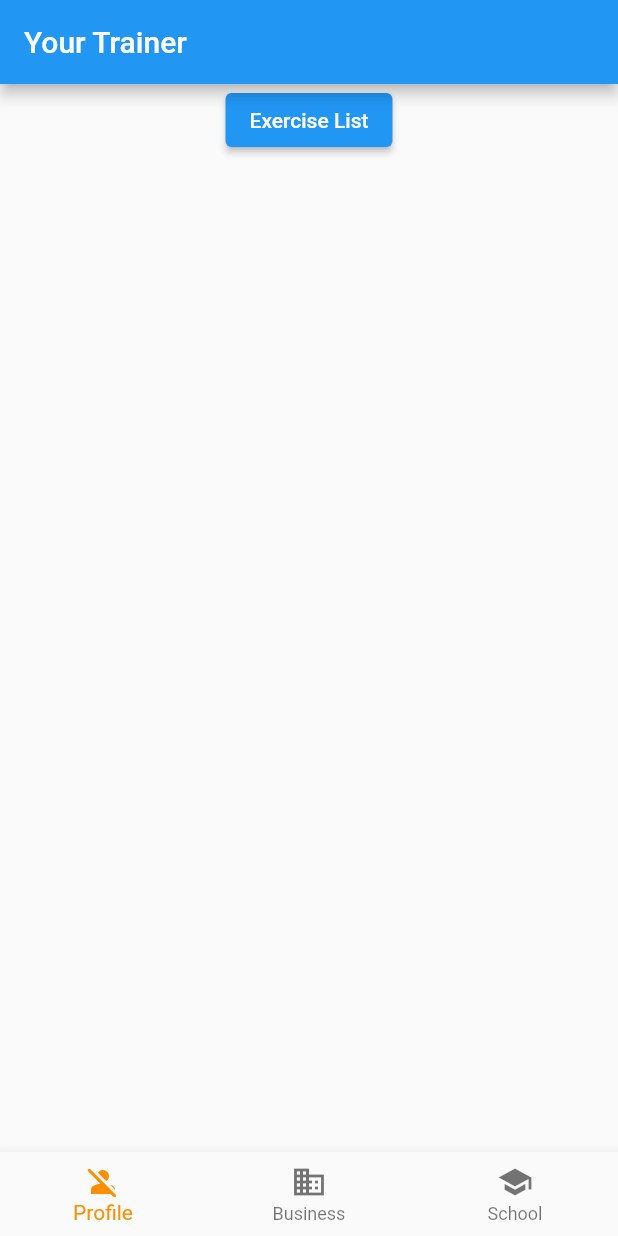
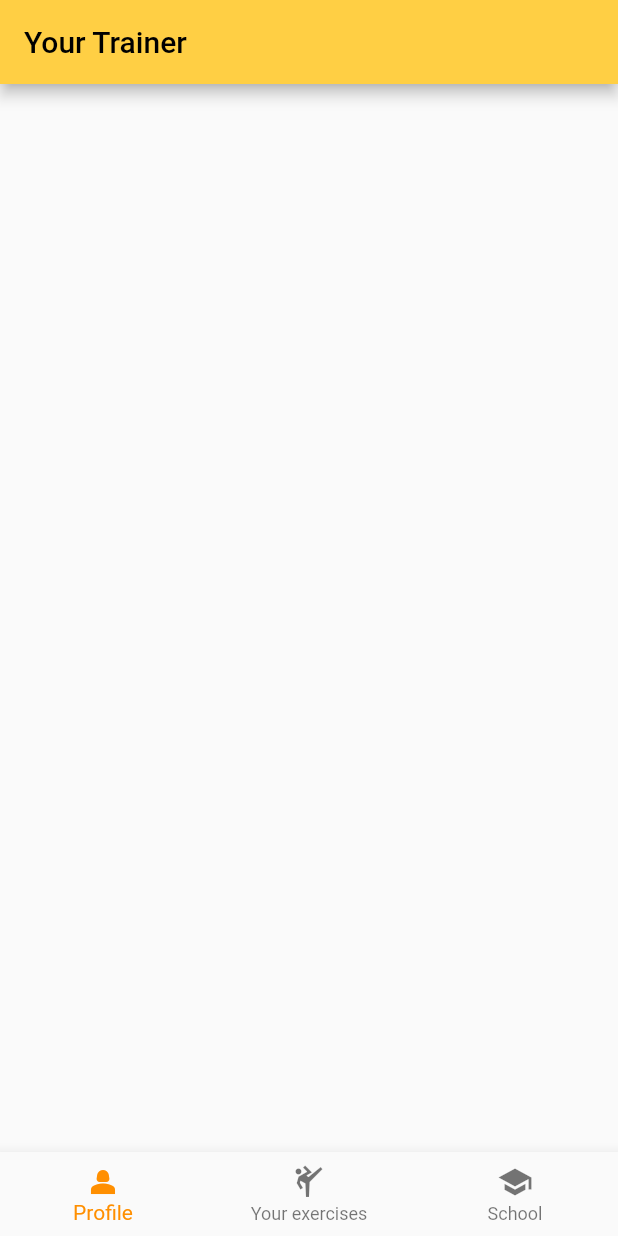
Before and after one commit to radeth/yourtrainer, a Flutter app: the screen it shows after launch, on a phone screen of 412 x 824 dp. Run offline on Flutter 3.47's test engine with Material 2 defaults, Android fonts, the phone set to English and light mode, and no system bars; our stand-ins replace flutter_hooks, flutter_riverpod, go_router, hooks_riverpod; missing offline and left inert: amplify_api, amplify_auth_cognito, amplify_authenticator, amplify_core, amplify_datastore, amplify_flutter; generated files the repository leaves out were written again.

Commit message:
ready for ui project

```diff
--- /dev/null
+++ b/lib/common/colors.dart
@@ -0,0 +1,16 @@
+import 'package:flutter/material.dart';
+
+const Map<int, Color> primarySwatch = {
+  50: Color.fromRGBO(255, 207, 68, .1),
+  100: Color.fromRGBO(255, 207, 68, .2),
+  200: Color.fromRGBO(255, 207, 68, .3),
+  300: Color.fromRGBO(255, 207, 68, .4),
+  400: Color.fromRGBO(255, 207, 68, .5),
+  500: Color.fromRGBO(255, 207, 68, .6),
+  600: Color.fromRGBO(255, 207, 68, .7),
+  700: Color.fromRGBO(255, 207, 68, .8),
+  800: Color.fromRGBO(255, 207, 68, .9),
+  900: Color.fromRGBO(255, 207, 68, 1),
+};
+const MaterialColor primaryColor = MaterialColor(0xFFFFCF44, primarySwatch);
+const int primaryColorDark = 0xFFFD9725;
--- /dev/null
+++ b/lib/common/routes.dart
@@ -0,0 +1,5 @@
+enum AppRoute {
+  home,
+  exerciseList,
+  exerciseDetails,
+}
--- a/lib/excersie/controller/exercise_list_controller.dart
+++ b/lib/features/excersie/controller/exercise_list_controller.dart
@@ -1,5 +1,5 @@
 import 'package:flutter_riverpod/flutter_riverpod.dart';
-import 'package:yourtrainer/excersie/data/exercises_repository.dart';
+import 'package:yourtrainer/features/excersie/data/exercises_repository.dart';
 import 'package:yourtrainer/models/ModelProvider.dart';
 
 final exercisesListControllerProvider =
--- a/lib/excersie/data/exercises_repository.dart
+++ b/lib/features/excersie/data/exercises_repository.dart
@@ -1,6 +1,6 @@
 import 'package:flutter_riverpod/flutter_riverpod.dart';
 
-import '../../models/Exercise.dart';
+import '../../../models/Exercise.dart';
 import '../services/exercises_datastore_service.dart';
 
 final exercisesRepositoryProvider = Provider<ExercisesRepository>((ref) {
--- a/lib/excersie/services/exercises_datastore_service.dart
+++ b/lib/features/excersie/services/exercises_datastore_service.dart
@@ -2,7 +2,7 @@ import 'package:amplify_flutter/amplify_flutter.dart';
 import 'package:flutter/material.dart';
 import 'package:yourtrainer/models/ModelProvider.dart';
 import 'package:flutter_riverpod/flutter_riverpod.dart';
-import '../../models/Exercise.dart';
+import '../../../models/Exercise.dart';
 
 final exercisesDataStoreServiceProvider =
     Provider<ExercisesDataStoreService>((ref) {
--- a/lib/home_page.dart
+++ b/lib/home_page.dart
@@ -1,7 +1,9 @@
 import 'package:flutter/material.dart';
 
 import 'package:flutter_gen/gen_l10n/app_localizations.dart';
-import 'package:yourtrainer/excersie/ui/exercises_list_page.dart';
+import 'package:go_router/go_router.dart';
+import 'package:yourtrainer/common/routes.dart';
+import 'package:yourtrainer/features/excersie/ui/exercises_list_page.dart';
 
 class HomePage extends StatefulWidget {
   const HomePage({super.key});
@@ -16,10 +18,7 @@ class _HomePageState extends State<HomePage> {
       TextStyle(fontSize: 30, fontWeight: FontWeight.bold);
   static const List<Widget> _widgetOptions = <Widget>[
     ProfileNavView(),
-    Text(
-      'Index 2: School',
-      style: optionStyle,
-    ),
+    ExercisesListPage(),
     Text(
       'Index 3: Settings',
       style: optionStyle,
@@ -44,13 +43,13 @@ class _HomePageState extends State<HomePage> {
       bottomNavigationBar: BottomNavigationBar(
         items: <BottomNavigationBarItem>[
           BottomNavigationBarItem(
-            icon: const Icon(Icons.person_off_rounded),
+            icon: const Icon(Icons.person_2),
             label: AppLocalizations.of(context)!.profile,
             backgroundColor: Colors.red,
           ),
           BottomNavigationBarItem(
-            icon: Icon(Icons.business),
-            label: 'Business',
+            icon: const Icon(Icons.sports_martial_arts),
+            label: AppLocalizations.of(context)!.yourExercises,
             backgroundColor: Colors.green,
           ),
           BottomNavigationBarItem(
@@ -67,6 +66,20 @@ class _HomePageState extends State<HomePage> {
   }
 }
 
+class ExerciesNavView extends StatefulWidget {
+  const ExerciesNavView({super.key});
+
+  @override
+  State<ExerciesNavView> createState() => _ExerciesNavViewState();
+}
+
+class _ExerciesNavViewState extends State<ExerciesNavView> {
+  @override
+  Widget build(BuildContext context) {
+    return Container();
+  }
+}
+
 class ProfileNavView extends StatefulWidget {
   const ProfileNavView({super.key});
 
@@ -77,18 +90,6 @@ class ProfileNavView extends StatefulWidget {
 class _ProfileNavViewState extends State<ProfileNavView> {
   @override
   Widget build(BuildContext context) {
-    return Column(
-      children: [
-        ElevatedButton(
-          onPressed: () {
-            Navigator.of(context)
-                .push(MaterialPageRoute(builder: (BuildContext context) {
-              return const ExercisesListPage();
-            }));
-          },
-          child: const Text('Exercise List'),
-        )
-      ],
-    );
+    return Column();
   }
 }
--- /dev/null
+++ b/lib/localization_ext.dart
@@ -0,0 +1 @@
+export 'package:flutter_gen/gen_l10n/app_localizations.dart';
--- a/lib/your_trainer_app.dart
+++ b/lib/your_trainer_app.dart
@@ -2,9 +2,15 @@ import 'package:amplify_authenticator/amplify_authenticator.dart';
 import 'package:flutter/material.dart';
 import 'package:flutter_localizations/flutter_localizations.dart';
 import 'package:flutter_gen/gen_l10n/app_localizations.dart';
+import 'package:go_router/go_router.dart';
+import 'package:yourtrainer/common/routes.dart';
+import 'package:yourtrainer/features/excersie/ui/exercise_details_page.dart';
+import 'package:yourtrainer/features/excersie/ui/exercises_list_page.dart';
+import 'package:yourtrainer/models/Exercise.dart';
 import 'home_page.dart';
+import 'package:yourtrainer/common/colors.dart' as constants;
 
-class YourTrainerApp extends StatefulWidget {
+class YourTrainerApp extends StatelessWidget {
   const YourTrainerApp({
     required this.isAmplifySuccessfullyConfigured,
     Key? key,
@@ -13,16 +19,58 @@ class YourTrainerApp extends StatefulWidget {
   final bool isAmplifySuccessfullyConfigured;
 
   @override
-  State<YourTrainerApp> createState() => _YourTrainerAppState();
-}
+  Widget build(BuildContext context) {
+    final router = GoRouter(
+      routes: [
+        GoRoute(
+          path: '/',
+          name: AppRoute.home.name,
+          builder: (context, state) => isAmplifySuccessfullyConfigured
+              ? const HomePage()
+              : const Scaffold(
+                  body: Center(
+                    child: Text(
+                      'Tried to reconfigure Amplify; '
+                      'this can occur when your app restarts on Android.',
+                    ),
+                  ),
+                ),
+        ),
+        GoRoute(
+          path: '/exerciseList',
+          name: AppRoute.exerciseList.name,
+          builder: (context, state) {
+            return const ExercisesListPage();
+          },
+        ),
+        GoRoute(
+          path: '/exerciseDetails/:id',
+          name: AppRoute.exerciseDetails.name,
+          builder: (context, state) {
+            return ExerciseDetailsPage(
+              exercise: state.extra! as Exercise,
+            );
+          },
+        ),
+      ],
+      errorBuilder: (context, state) => Scaffold(
+        body: Center(
+          child: Text(state.error.toString()),
+        ),
+      ),
+    );
 
-class _YourTrainerAppState extends State<YourTrainerApp> {
-  @override
-  Widget build(BuildContext context) {
     return Authenticator(
-      child: MaterialApp(
-          title: 'Your trainer',
+      child: MaterialApp.router(
+        routeInformationParser: router.routeInformationParser,
+        routeInformationProvider: router.routeInformationProvider,
+        routerDelegate: router.routerDelegate,
         builder: Authenticator.builder(),
+        theme: ThemeData(
+          colorScheme:
+              ColorScheme.fromSwatch(primarySwatch: constants.primaryColor)
+                  .copyWith(background: const Color(0xff82CFEA)),
+        ),
         localizationsDelegates: const [
           AppLocalizations.delegate,
           GlobalMaterialLocalizations.delegate,
@@ -33,7 +81,7 @@ class _YourTrainerAppState extends State<YourTrainerApp> {
           Locale('en'),
           Locale('pl'),
         ],
-          home: const HomePage()),
+      ),
     );
   }
 }
--- a/pubspec.yaml
+++ b/pubspec.yaml
@@ -35,7 +35,7 @@ dependencies:
   amplify_datastore: ^1.1.0-supports-only-mobile+1
   flutter:
     sdk: flutter
-  go_router: ^6.5.5
+  go_router: ^8.0.1
   cupertino_icons: ^1.0.2
   flutter_localizations:
     sdk: flutter
@@ -67,8 +67,8 @@ flutter:
   generate: true
 
   # To add assets to your application, add an assets section, like this:
-  # assets:
-  #   - images/a_dot_burr.jpeg
+  assets:
+    - images/
   #   - images/a_dot_ham.jpeg
 
   # An image asset can refer to one or more resolution-specific "variants", see
```
Also changed, not shown: lib/features/excersie/controller/exercise_controller.dart (added, +24 -0 lines), lib/features/excersie/ui/add_exercise_bottomsheet.dart (renamed from lib/excersie/ui/add_exercise_bottomsheet.dart, +10 -16 lines), lib/features/excersie/ui/delete_exercise_dialog.dart (added, +29 -0 lines), lib/features/excersie/ui/excercise_card.dart (added, +75 -0 lines), lib/features/excersie/ui/exercise_details_page.dart (added, +164 -0 lines), lib/features/excersie/ui/exercises_list_page.dart (renamed from lib/excersie/ui/exercises_list_page.dart, +17 -8 lines), lib/l10n/app_en.arb (+12 -2 lines), lib/l10n/app_pl.arb (+12 -2 lines), images/exercise.jpeg (added), lib/excersie/ui/excercise_card.dart (deleted), pubspec.lock. Lines whose indentation alone changed are shown as unchanged.
